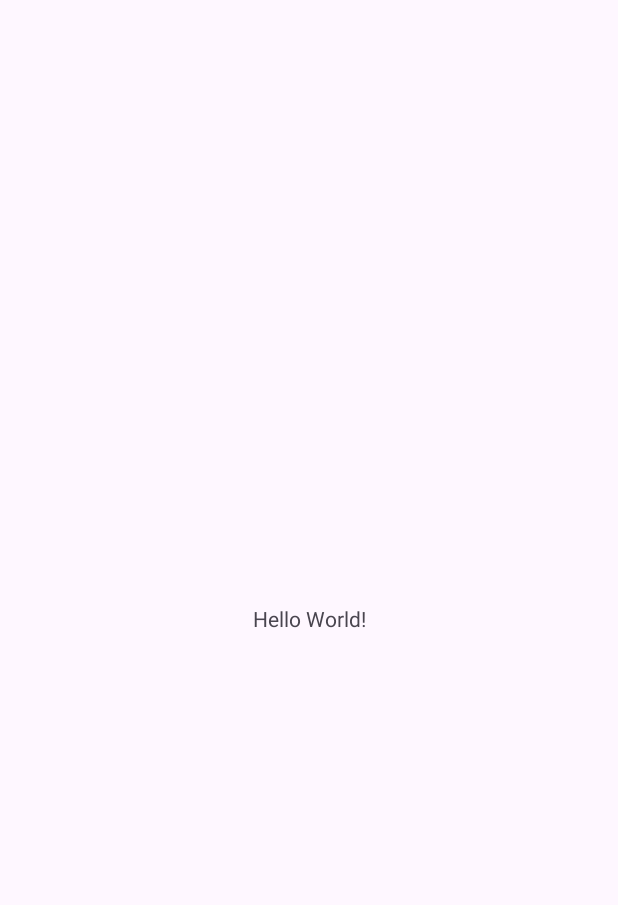
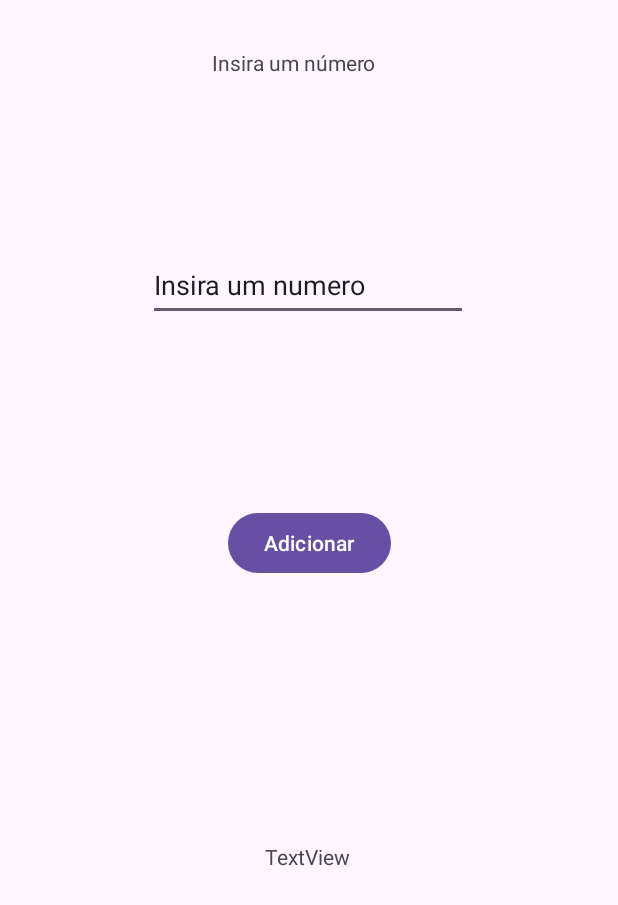
Before and after one commit to GustavoLanca/intervalo, an Android app: the screen it shows after launch (MainActivity), on a phone screen of 412 x 824 dp. Before the commit the part shown is almost empty. Shown: the top 905 px of the screen. Run offline under Robolectric (Android 15) with nearby library versions, the phone set to English and light mode, and no system bars.

Commit message:
Primeiro Commit

```diff
--- a/app/src/main/java/com/example/intervalo/MainActivity.java
+++ b/app/src/main/java/com/example/intervalo/MainActivity.java
@@ -1,6 +1,9 @@
 package com.example.intervalo;
 
 import android.os.Bundle;
+import android.widget.Button;
+import android.widget.EditText;
+import android.widget.TextView;
 
 import androidx.activity.EdgeToEdge;
 import androidx.appcompat.app.AppCompatActivity;
@@ -9,6 +12,15 @@ import androidx.core.view.ViewCompat;
 import androidx.core.view.WindowInsetsCompat;
 
 public class MainActivity extends AppCompatActivity {
+    private EditText itNum;
+    private Button btnAdicionar;
+    private TextView tvResultado;
+
+
+    int n1to25 = 0;
+    int n26to50 = 0;
+    int n51to75 = 0;
+    int n76to100 = 0;
 
     @Override
     protected void onCreate(Bundle savedInstanceState) {
@@ -20,5 +32,40 @@ public class MainActivity extends AppCompatActivity {
             v.setPadding(systemBars.left, systemBars.top, systemBars.right, systemBars.bottom);
             return insets;
         });
+
+        tvResultado = findViewById(R.id.tvResultado);
+        btnAdicionar = findViewById(R.id.btnAdicionar);
+        itNum = findViewById(R.id.itNum);
+
+        btnAdicionar.setOnClickListener(op -> calc());
     }
+
+    private void calc(){
+        boolean cond = false;
+        float num = Float.parseFloat(itNum.getText().toString());
+            if (num >= 1 && num <= 25) {
+                n1to25 = n1to25 + 1;
+            } else if (num >= 26 && num <= 50) {
+                n26to50 = n26to50 + 1;
+            } else if (num >= 51 && num <= 75) {
+                n51to75 = n51to75 + 1;
+            } else if (num >= 76 && num <= 100) {
+                n76to100 = n76to100 + 1;
+            } else if (num == 0) {
+                cond = true;
+            }
+        if (cond == true) {
+            String int1 = "Resultado: Intervalo [1 - 25] = " + n1to25 + "Resultado: Intervalo [26 - 50] = " + n26to50;
+            String int2 = " Resultado: Intervalo [51 - 75] = " + n51to75 + "Resultado: Intervalo [76 - 100] = " + n76to100;
+            String res = int1 + int2;
+            tvResultado.setText(res);
+            int n1to25 = 0;
+            int n26to50 = 0;
+            int n51to75 = 0;
+            int n76to100 = 0;
+            cond = false;
+        }
+
+    }
+
 }
--- a/app/src/main/res/layout/activity_main.xml
+++ b/app/src/main/res/layout/activity_main.xml
@@ -8,12 +8,56 @@
     tools:context=".MainActivity">
 
     <TextView
-        android:layout_width="wrap_content"
-        android:layout_height="wrap_content"
-        android:text="Hello World!"
-        app:layout_constraintBottom_toBottomOf="parent"
+        android:id="@+id/lbl1"
+        android:layout_width="130dp"
+        android:layout_height="30dp"
+        android:layout_marginTop="32dp"
+        android:text="Insira um número"
         app:layout_constraintEnd_toEndOf="parent"
         app:layout_constraintStart_toStartOf="parent"
         app:layout_constraintTop_toTopOf="parent" />
 
+    <Button
+        android:id="@+id/btnAdicionar"
+        android:layout_width="wrap_content"
+        android:layout_height="wrap_content"
+        android:layout_marginTop="124dp"
+        android:text="Adicionar"
+        app:layout_constraintEnd_toEndOf="parent"
+        app:layout_constraintStart_toStartOf="parent"
+        app:layout_constraintTop_toBottomOf="@+id/itNum" />
+
+    <EditText
+        android:id="@+id/itNum"
+        android:layout_width="wrap_content"
+        android:layout_height="48dp"
+        android:layout_marginTop="104dp"
+        android:ems="10"
+        android:inputType="numberSigned|numberDecimal"
+        android:text="Insira um numero"
+        app:layout_constraintEnd_toEndOf="parent"
+        app:layout_constraintHorizontal_bias="0.497"
+        app:layout_constraintStart_toStartOf="parent"
+        app:layout_constraintTop_toBottomOf="@+id/lbl1" />
+
+    <TextView
+        android:id="@+id/tvResultado"
+        android:layout_width="wrap_content"
+        android:layout_height="wrap_content"
+        android:layout_marginTop="52dp"
+        android:text="TextView"
+        app:layout_constraintBottom_toBottomOf="parent"
+        app:layout_constraintEnd_toEndOf="parent"
+        app:layout_constraintHorizontal_bias="0.498"
+        app:layout_constraintStart_toStartOf="parent"
+        app:layout_constraintTop_toBottomOf="@+id/btnAdicionar"
+        app:layout_constraintVertical_bias="0.337" />
+
+    <androidx.constraintlayout.widget.Guideline
+        android:id="@+id/guideline"
+        android:layout_width="wrap_content"
+        android:layout_height="wrap_content"
+        android:orientation="vertical"
+        app:layout_constraintGuide_begin="20dp" />
+
 </androidx.constraintlayout.widget.ConstraintLayout>
--- a/app/src/main/res/values/strings.xml
+++ b/app/src/main/res/values/strings.xml
@@ -1,3 +1,6 @@
 <resources>
     <string name="app_name">intervalo</string>
+    <string name="lbl1">Insira um número abaixo:</string>
+    <string name="btnAdicionar">Adicionar:</string>
+
 </resources>
```
